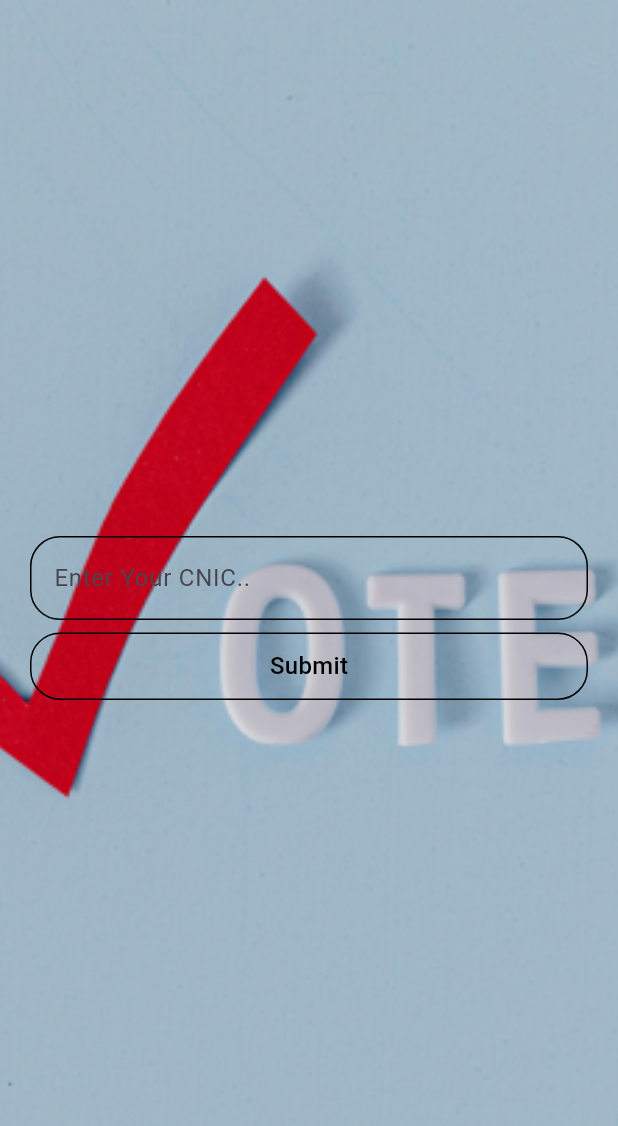
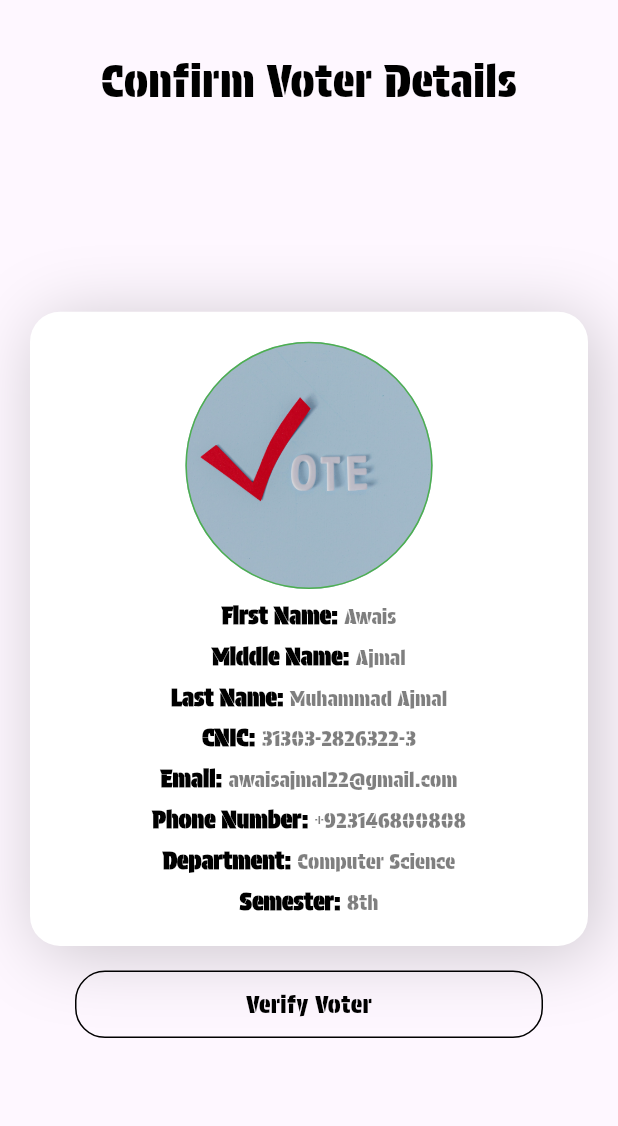
Before and after one commit to awaisajmal22/voting_app, a Flutter app: the HomeScreen screen opened by its route, after a tap on "Submit", on a phone screen of 412 x 824 dp. Shown: the top 1126 px of the screen. Run offline on Flutter 3.47's test engine with Material 3 defaults, Android fonts, the phone set to English and light mode, and no system bars; our stand-ins replace image_picker; missing offline and left inert: google_ml_kit; network calls fail.

Commit message:
"changes"

```diff
--- /dev/null
+++ b/lib/controller/detail_controller.dart
@@ -0,0 +1,5 @@
+import 'package:flutter/material.dart';
+
+class DetailController extends ChangeNotifier{
+
+}
--- a/lib/controller/home_controller.dart
+++ b/lib/controller/home_controller.dart
@@ -1,5 +1,11 @@
 import 'package:flutter/material.dart';
+import 'package:votingapp/constant/constant.dart';
+import 'package:votingapp/models/voter_detail_model.dart';
 
 class HomeController extends ChangeNotifier{
   TextEditingController cnicController = TextEditingController();
+  List<VoterDetailModel> votersList = <VoterDetailModel>[
+    VoterDetailModel(cnic: '31303-2826322-3', department: 'Computer Science', email: 'awaisajmal22@gmail.com', fname: 'Awais', lname: 'Muhammad Ajmal', image: Constant.logo, mname: 'Ajmal', phone: '+923146800808', smester: '8th'),
+    VoterDetailModel(cnic: '71103-1116205-9', department: 'Computer Science', email: 'syedmunib@gmail.com', fname: 'syed', lname: 'munib', image: Constant.logo, mname: '', phone: '+9234675556', smester: '8th')
+  ];
 }
--- /dev/null
+++ b/lib/controller/results_controller.dart
@@ -0,0 +1,16 @@
+import 'package:flutter/material.dart';
+import 'package:votingapp/constant/constant.dart';
+import 'package:votingapp/models/cendidate_model.dart';
+
+class ResultsController extends ChangeNotifier{
+  List<CandidateModel> presidentCandidateList = <CandidateModel>[
+    CandidateModel(name: 'Ali', votes: 5, image: Constant.logo),
+     CandidateModel(name: 'Syed Ali', votes: 2, image: Constant.logo),
+      CandidateModel(name: 'Kacho', votes: 0, image: Constant.logo),
+  ];
+   List<CandidateModel> visPresidentCandidateList = <CandidateModel>[
+    CandidateModel(name: 'Javed', votes: 1, image: Constant.logo),
+     CandidateModel(name: 'Hassu', votes: 0, image: Constant.logo),
+
+  ];
+}
--- a/lib/main.dart
+++ b/lib/main.dart
@@ -1,6 +1,7 @@
 import 'package:flutter/material.dart';
 import 'package:provider/provider.dart';
 import 'package:votingapp/controller/home_controller.dart';
+import 'package:votingapp/controller/results_controller.dart';
 import 'package:votingapp/controller/splash_controller.dart';
 import 'package:votingapp/routes/app_pages.dart';
 import 'package:votingapp/routes/app_routes.dart';
@@ -18,7 +19,8 @@ class MyApp extends StatelessWidget {
 
     return MultiProvider(providers: [
       ChangeNotifierProvider(create: (_) => SplashController()),
-      ChangeNotifierProvider(create: (_) => HomeController())
+      ChangeNotifierProvider(create: (_) => HomeController()),
+       ChangeNotifierProvider(create: (_) => ResultsController())
     ],
       child: MaterialApp(
         debugShowCheckedModeBanner: false,
--- /dev/null
+++ b/lib/models/cendidate_model.dart
@@ -0,0 +1,6 @@
+class CandidateModel{
+final String name;
+final String image;
+final int votes;
+CandidateModel({required this.name,required this.votes, required this.image});
+}
--- /dev/null
+++ b/lib/models/voter_detail_model.dart
@@ -0,0 +1,16 @@
+class VoterDetailModel{
+   String? image;
+   String? fname;
+   String? mname;
+   String? lname;
+    String? cnic;
+    String? email;
+    String? phone;
+    String? department;
+    String? smester;
+   VoterDetailModel({
+     this.cnic, this.department, this.email, this.fname,
+
+     this.lname, this.image, this.mname, this.phone, this.smester,
+   });
+}
--- a/lib/routes/app_pages.dart
+++ b/lib/routes/app_pages.dart
@@ -1,15 +1,23 @@
 import 'package:flutter/material.dart';
+import 'package:votingapp/models/voter_detail_model.dart';
 import 'package:votingapp/routes/app_routes.dart';
 import 'package:votingapp/screens/chooser/chooser_screen.dart';
+import 'package:votingapp/screens/detail/voter_detail_screen.dart';
 import 'package:votingapp/screens/home/home_screen.dart';
+import 'package:votingapp/screens/results/results_screen.dart';
 import 'package:votingapp/screens/splash/splash_screen.dart';
 
 class AppPages{
   static Route<dynamic> onGenerateRoute(RouteSettings setting){
     switch(setting.name){
-      case AppRoutes.splash: return MaterialPageRoute(builder: (context)=> SplashScreen());
+      case AppRoutes.splash: return MaterialPageRoute(builder: (context)=> const SplashScreen());
       case AppRoutes.home: return MaterialPageRoute(builder: (context)=> HomeScreen());
-      case AppRoutes.chooser: return MaterialPageRoute(builder: (context)=> ChooserScreen());
+      case AppRoutes.chooser: return MaterialPageRoute(builder: (context)=> const ChooserScreen());
+      case AppRoutes.results: return MaterialPageRoute(builder: (context)=> const ResultsScreen());
+      case AppRoutes.voterDetail: return MaterialPageRoute(builder: (context){
+      VoterDetailModel arguments = setting.arguments as VoterDetailModel;
+        return VoterDetailScreen(model: arguments);
+      });
       default: return _errorRoute();
     }
 
@@ -17,7 +25,7 @@ class AppPages{
   }
  static Route<dynamic> _errorRoute(){
     return MaterialPageRoute(builder: (context){
-      return Scaffold(
+      return const Scaffold(
         body: Center(
           child: Text("Error Route"),
         ),
--- a/lib/routes/app_routes.dart
+++ b/lib/routes/app_routes.dart
@@ -3,4 +3,6 @@ class AppRoutes{
   static const home = '/home';
 static const detail ='/detail';
 static const chooser ='/chooser';
+static const results ='/results';
+static const voterDetail ='/voterdetail';
 }
--- a/lib/screens/chooser/chooser_screen.dart
+++ b/lib/screens/chooser/chooser_screen.dart
@@ -16,7 +16,9 @@ class ChooserScreen extends StatelessWidget {
         child: Column(
           mainAxisAlignment: MainAxisAlignment.center,crossAxisAlignment: CrossAxisAlignment.center,
           children: [
-        customButton(context: context, onTap: (){}, title: 'Result'),
+        customButton(context: context, onTap: (){
+          Navigator.pushNamed(context, AppRoutes.results);
+        }, title: 'Result'),
         SizedBox(height: context.getSize.height * 0.01,),customButton(context: context, onTap: (){
           Navigator.pushNamed(context, AppRoutes.home);
         }, title: 'Vote'),
--- /dev/null
+++ b/lib/screens/detail/voter_detail_screen.dart
@@ -0,0 +1,107 @@
+import 'package:flutter/material.dart';
+import 'package:votingapp/extensions/size_extension.dart';
+import 'package:votingapp/extensions/sized_box_extension.dart';
+import 'package:votingapp/models/voter_detail_model.dart';
+import 'package:votingapp/screens/facedetect/face_detect_screen.dart';
+import 'package:votingapp/utils/app_text.dart';
+import 'package:votingapp/utils/custom_button.dart';
+import 'package:votingapp/utils/rich_text.dart';
+
+class VoterDetailScreen extends StatelessWidget {
+  VoterDetailModel model;
+   VoterDetailScreen({super.key,required this.model});
+
+  @override
+  Widget build(BuildContext context) {
+    print('Model of Detail Screen ${model.image}');
+    return Scaffold(
+      body: SafeArea(child: SingleChildScrollView(
+        padding: const EdgeInsets.symmetric(horizontal: 20),
+        child: SizedBox(height: context.getSize.height,
+          child: Column(
+
+            children: [
+              context.sizedBox(h: context.getSize.height * 0.04),
+              appText(context: context, title: 'Confirm Voter Details',fontSize: 30),
+              const Spacer(),
+              Container(
+                width: context.getSize.width,
+                padding: const EdgeInsets.all(20),
+                decoration: BoxDecoration(
+                  color: Colors.white,
+                  borderRadius: BorderRadius.circular(20)
+                  ,
+                  boxShadow: [
+                    BoxShadow(
+                      color: Colors.black.withOpacity(0.2),
+                      spreadRadius: 0,
+                      blurRadius: 40,
+                      offset: const Offset(5, 5)
+                    ),
+
+                  ],
+
+
+                ),
+                child: Column(
+                  mainAxisAlignment: MainAxisAlignment.center,crossAxisAlignment: CrossAxisAlignment.center,
+                  children: [
+                    Container(
+
+                      height: context.getSize.height * 0.2,width: context.getSize.width * 0.4,
+                      decoration: BoxDecoration(
+                        shape: BoxShape.circle,
+                        image: DecorationImage(image: AssetImage(model.image!),fit: BoxFit.cover),
+                        border: Border.all(
+                          color: Colors.green,
+                        )
+                      ),
+                    ),
+                    context.sizedBox(
+                      h: context.getSize.height * 0.01
+                    ),
+                    appRichText(context: context, title: 'First Name', subtitle: model.fname ??''),
+                    context.sizedBox(
+                      h: context.getSize.height * 0.01
+                    ),
+                    appRichText(context: context, title: 'Middle Name', subtitle: model.mname ??''),
+                    context.sizedBox(
+                      h: context.getSize.height * 0.01
+                    ),
+                    appRichText(context: context, title: 'Last Name', subtitle: model.lname ??''),
+                    context.sizedBox(
+                      h: context.getSize.height * 0.01
+                    ),
+                    appRichText(context: context, title: 'CNIC', subtitle: model.cnic ??''),
+                    context.sizedBox(
+                      h: context.getSize.height * 0.01
+                    ),
+                    appRichText(context: context, title: 'Email', subtitle: model.email ??''),
+                    context.sizedBox(
+                      h: context.getSize.height * 0.01
+                    ),
+                    appRichText(context: context, title: 'Phone Number', subtitle: model.phone ??''),
+                    context.sizedBox(
+                      h: context.getSize.height * 0.01
+                    ),
+                    appRichText(context: context, title: 'Department', subtitle: model.department ??''),
+                    context.sizedBox(
+                      h: context.getSize.height * 0.01
+                    ),
+                    appRichText(context: context, title: 'Semester', subtitle: model.smester ??''),
+                  ],
+                ),
+              ),
+              context.sizedBox(h: context.getSize.height * 0.02),
+              Padding(padding: const EdgeInsets.symmetric(horizontal: 30),child: customButton(context: context, onTap: (){
+                Navigator.push(context, MaterialPageRoute(builder: (context)=> FaceDetectionScreen()));
+              }, title: 'Verify Voter'),),
+              const Spacer(),
+
+            ],
+          ),
+        ),
+      )),
+    );
+  }
+}
--- a/lib/screens/home/home_screen.dart
+++ b/lib/screens/home/home_screen.dart
@@ -4,6 +4,8 @@ import 'package:provider/provider.dart';
 import 'package:votingapp/constant/constant.dart';
 import 'package:votingapp/controller/home_controller.dart';
 import 'package:votingapp/extensions/size_extension.dart';
+import 'package:votingapp/models/voter_detail_model.dart';
+import 'package:votingapp/routes/app_routes.dart';
 import 'package:votingapp/utils/background.dart';
 import 'package:votingapp/utils/custom_button.dart';
 
@@ -33,11 +35,13 @@ final border =  OutlineInputBorder(
                           CnicFormatter(),
                           LengthLimitingTextInputFormatter(15)
                         ] ,
-                        controller: controller.cnicController,
+                        controller: controller.cnicController..text = '31303-2826322-3',
                         decoration: InputDecoration(
               hintText: 'Enter Your CNIC..',
                       border: border,
-
+                      hintStyle: TextStyle(
+                        fontFamily: 'Protest Guerrilla'
+                      ),
                       errorBorder:border,
                       enabledBorder:border,focusedBorder: border,
                       disabledBorder: border,
@@ -48,7 +52,20 @@ final border =  OutlineInputBorder(
                       SizedBox(
                         height: context.getSize.height * 0.01,
                       ),
-                      customButton(context: context, onTap: (){}, title: 'Submit')
+                      customButton(context: context, onTap: (){
+                        if(controller.cnicController.text.isEmpty){
+
+                        }else{
+                     VoterDetailModel model = controller.votersList.firstWhere((v)=> v.cnic == controller.cnicController.text, orElse: (){
+                     return VoterDetailModel(); });
+                     print("Model ${model.cnic}");
+                     if(model.cnic!.isEmpty){
+
+                     }else{
+                      Navigator.pushNamed(context, AppRoutes.voterDetail, arguments: model);
+                     }
+                        }
+                      }, title: 'Submit')
                 ],
               ),
             ),
--- /dev/null
+++ b/lib/utils/app_text.dart
@@ -0,0 +1,11 @@
+import 'package:flutter/material.dart';
+import 'package:votingapp/extensions/font_size_extension.dart';
+
+appText({required BuildContext context, required String title,Color color = Colors.black,  double fontSize = 14, FontWeight fontWeight= FontWeight.w400,}){
+  return Text(title, style:TextStyle(
+    fontSize: context.fontSize(fontSize),
+    fontWeight: fontWeight,
+    color: color,
+    fontFamily: 'Protest Guerrilla',
+  ));
+}
--- a/lib/utils/custom_button.dart
+++ b/lib/utils/custom_button.dart
@@ -27,6 +27,7 @@ customButton({
       ),
       child: Text(title,style: TextStyle(
         color: textColor,
+        fontFamily: 'Protest Guerrilla',
         fontSize: context.fontSize(fontSize),
         fontWeight: fontWeight,
       )),
--- /dev/null
+++ b/lib/utils/rich_text.dart
@@ -0,0 +1,34 @@
+import 'package:flutter/material.dart';
+import 'package:votingapp/extensions/font_size_extension.dart';
+
+appRichText({
+  required BuildContext context,
+  required  String title,
+  required String subtitle,
+  double titleSize = 16,
+  double subtitleSize = 14,
+  FontWeight titleWeight = FontWeight.bold,
+  FontWeight subtitleWeight = FontWeight.normal,
+  Color color = Colors.black,
+
+}){
+  return RichText(text: TextSpan(
+    text: '$title: ',
+    style: TextStyle(
+      fontFamily: 'Protest Guerrilla',
+      fontSize: context.fontSize(titleSize),
+      color: color,
+      fontWeight: titleWeight,
+    ),
+    children: [
+      TextSpan(
+text: subtitle,
+style: TextStyle(
+   fontFamily: 'Protest Guerrilla',fontSize: context.fontSize(subtitleSize),
+   color: color.withOpacity(0.5),
+   fontWeight: subtitleWeight,
+)
+      )
+    ]
+  ),);
+}
```
Also changed, not shown: lib/extensions/sized_box_extension.dart (added, +7 -0 lines), lib/screens/facedetect/face_detect_screen.dart (added, +100 -0 lines), lib/screens/results/component/reesult_tile.dart (added, +59 -0 lines), lib/screens/results/results_screen.dart (added, +88 -0 lines), pubspec.yaml (+6 -4 lines), assets/fonts/ProtestGuerrilla-Regular.ttf (added), pubspec.lock, 5 other files.
